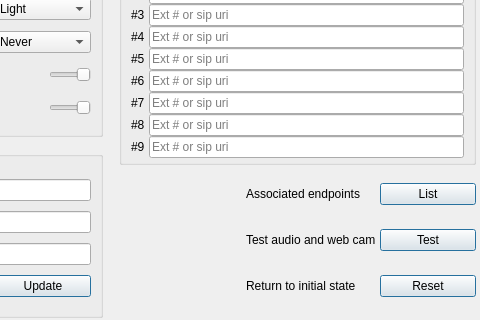
dyfet/tycho_sipwitchqt, file Desktop/options.ui: the form before one commit; both pictures show x 270 to 750 and y 228 to 548 of the 750 by 548 pixel window.
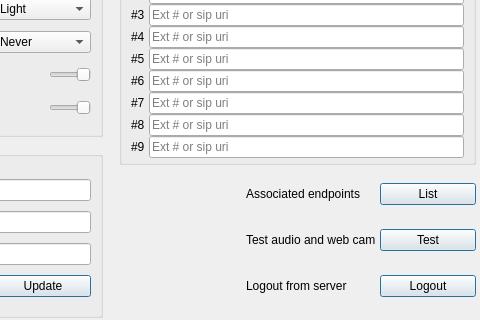
The form after the commit. Icons and pictures are not drawn.

Commit message: Ability to relogin

Diff of the .ui file:
```diff
--- a/Desktop/options.ui
+++ b/Desktop/options.ui
@@ -476,7 +476,7 @@
          <item>
           <widget class="QLabel" name="label_2">
            <property name="text">
-            <string>Return to initial state</string>
+            <string>Logout from server</string>
            </property>
           </widget>
          </item>
@@ -555,7 +555,7 @@
           </size>
          </property>
          <property name="text">
-          <string>Reset</string>
+          <string>Logout</string>
          </property>
          <property name="default">
           <bool>true</bool>
```
The commit also changes 1 other file.
